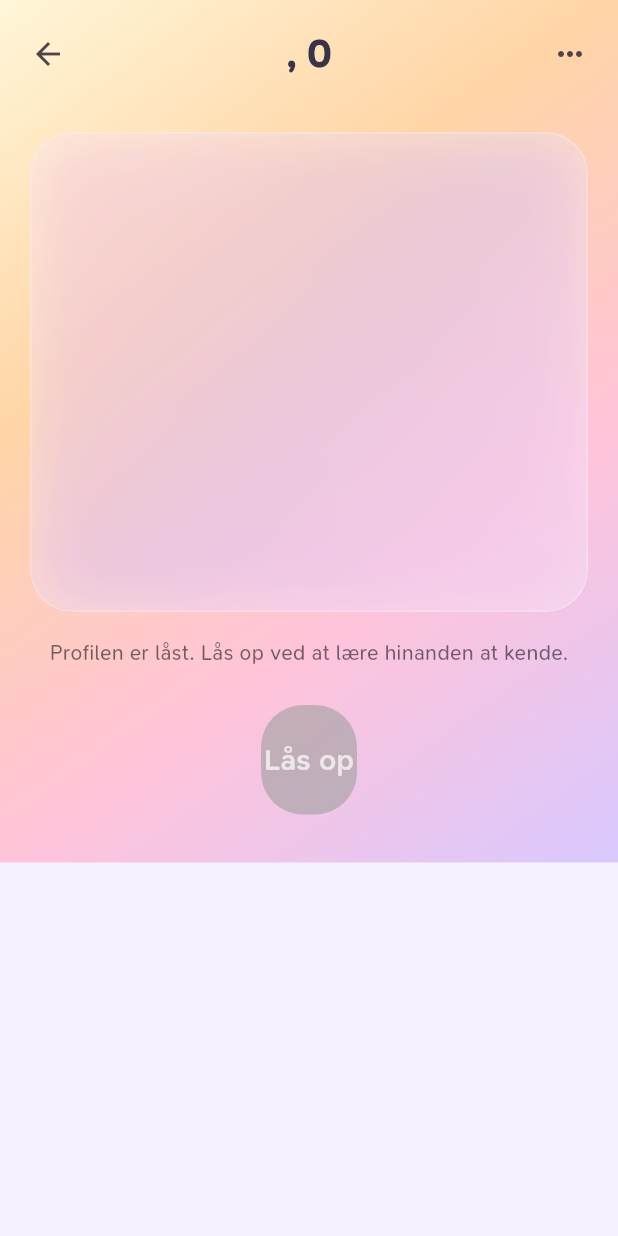
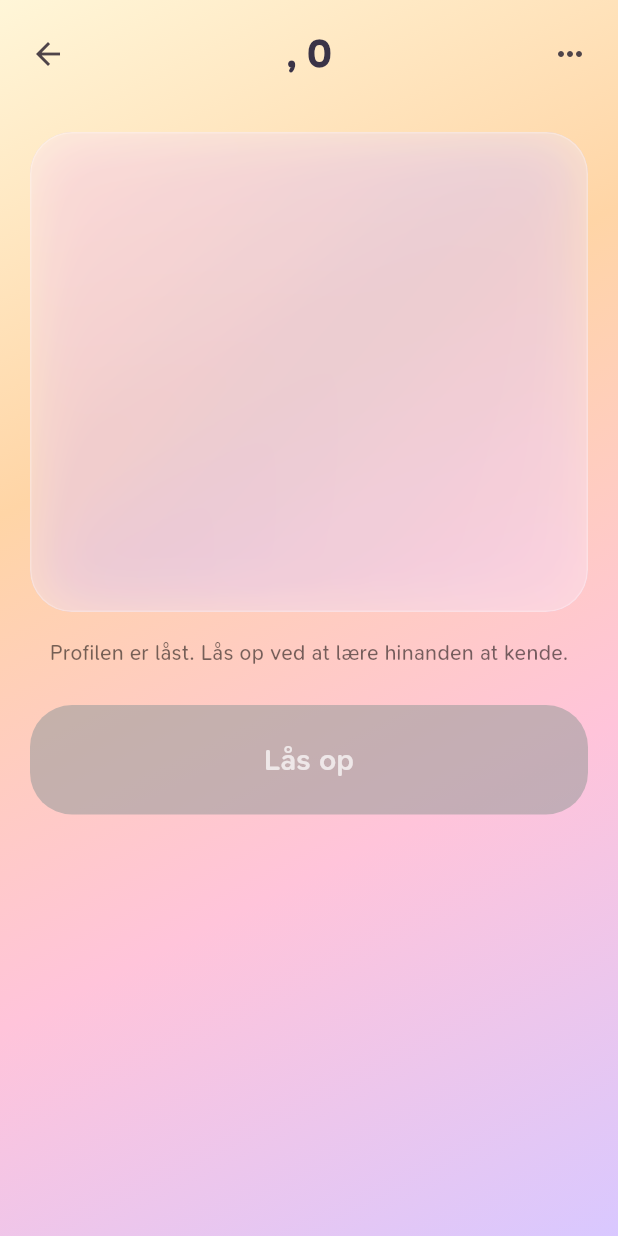
Before and after one commit to AmodioR/blind-date-app, a Flutter app: the MatchProfileScreen screen opened directly with empty values, on a phone screen of 412 x 824 dp. Run offline on Flutter 3.47's test engine with Material 3 defaults, Android fonts, the phone set to English and light mode, and no system bars.

Commit message:
Fix match profile screen background and CTA

```diff
--- a/lib/screens/match_profile_screen.dart
+++ b/lib/screens/match_profile_screen.dart
@@ -100,6 +100,7 @@ class MatchProfileScreen extends StatelessWidget {
     const bool isProfileReadyToUnlock = false;
     return Scaffold(
       body: Stack(
+        fit: StackFit.expand,
         children: [
           Positioned.fill(
             child: Container(
@@ -175,7 +176,9 @@ class MatchProfileScreen extends StatelessWidget {
                         ),
                       ),
                       const SizedBox(height: 24),
-                      ElevatedButton(
+                      SizedBox(
+                        width: double.infinity,
+                        child: ElevatedButton(
                           onPressed:
                               isProfileReadyToUnlock ? () {} : null,
                           style: ElevatedButton.styleFrom(
@@ -200,6 +203,7 @@ class MatchProfileScreen extends StatelessWidget {
                               fontWeight: FontWeight.w700,
                               color: Colors.white.withValues(
                                 alpha: isProfileReadyToUnlock ? 1 : 0.7,
+                              ),
                             ),
                           ),
                         ),
```
Lines whose indentation alone changed are shown as unchanged.
